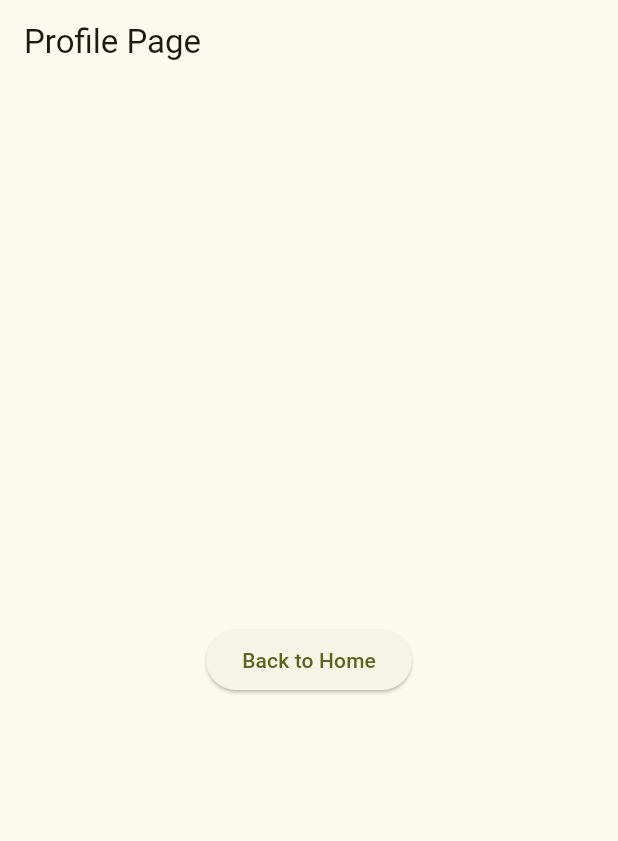
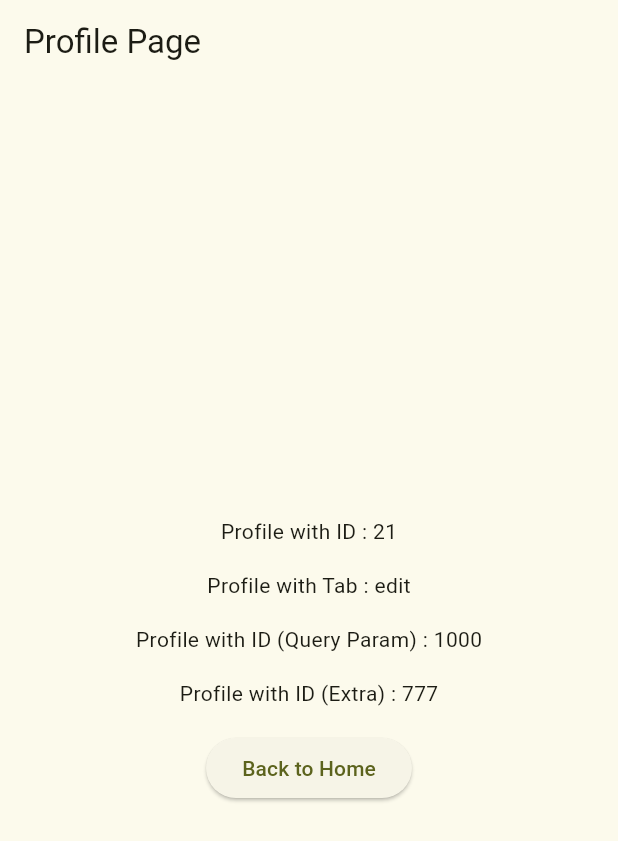
Before and after one commit to dewaasmara589/Flutter-Build-With-Angga, a Flutter app: the screen it shows after launch, after a tap on "Go to Profile Page", on a phone screen of 412 x 824 dp. Shown: the top 841 px of the screen. Run offline on Flutter 3.47's test engine with Material 3 defaults, Android fonts, the phone set to English and light mode, and no system bars; our stand-ins replace go_router.

Commit message:
Parsing data using 3 method

```diff
--- a/lib/core/app_router.dart
+++ b/lib/core/app_router.dart
@@ -17,9 +17,25 @@ class AppRouter {
         }
       ),
       GoRoute(
-        path: "/profile",
+        // parsing data use path
+        path: "/profile/:id/:tab",
         builder: (context, state)  {
-          return ProfilePage();
+          final id = state.pathParameters["id"] ?? "";
+          final tab = state.pathParameters["tab"] ?? "";
+
+          // final idFromQueryParam = state.uri.queryParameters["id_query"] ?? "";
+          // test multiple param
+          final idFromQueryParam = state.uri.queryParameters["id_query2"] ?? "";
+
+          // Extra hanya bagus untuk apk mobile, kelemahan bahaya jika di refresh di website
+          final idFromExtra = state.extra as String?;
+
+          return ProfilePage(
+            id:id,
+            tab:tab,
+            idFromQueryParam: idFromQueryParam,
+            idFromExtra:idFromExtra ?? "",
+          );
         }
       )
     ]
--- a/lib/module/home/home_page.dart
+++ b/lib/module/home/home_page.dart
@@ -19,7 +19,8 @@ class HomePage extends StatelessWidget {
             ElevatedButton(
                 onPressed: (){
                   // Cara 1
-                  context.go("/profile");
+                  context.go("/profile/21/edit?id_query=666&id_query2=1000",
+                  extra: "777");
 
                   // Cara 2
                   // GoRouter.of(context).go("/profile");
--- a/lib/module/profile/profile_page.dart
+++ b/lib/module/profile/profile_page.dart
@@ -4,6 +4,19 @@ import 'package:flutter/material.dart';
 import 'package:go_router/go_router.dart';
 
 class ProfilePage extends StatelessWidget{
+  const ProfilePage({
+    super.key,
+    required this.id,
+    required this.tab,
+    required this.idFromQueryParam,
+    required this.idFromExtra,
+  });
+
+  final String id;
+  final String tab;
+  final String idFromQueryParam;
+  final String idFromExtra;
+
   @override
   Widget build(BuildContext context) {
     return Scaffold(
@@ -16,6 +29,10 @@ class ProfilePage extends StatelessWidget{
           mainAxisAlignment: MainAxisAlignment.center,
           crossAxisAlignment: CrossAxisAlignment.center,
           children: [
+            Text("Profile with ID : $id"),
+            Text("Profile with Tab : $tab"),
+            Text("Profile with ID (Query Param) : $idFromQueryParam"),
+            Text("Profile with ID (Extra) : $idFromExtra"),
             ElevatedButton(
                 onPressed: () {
                   context.go("/");
```
